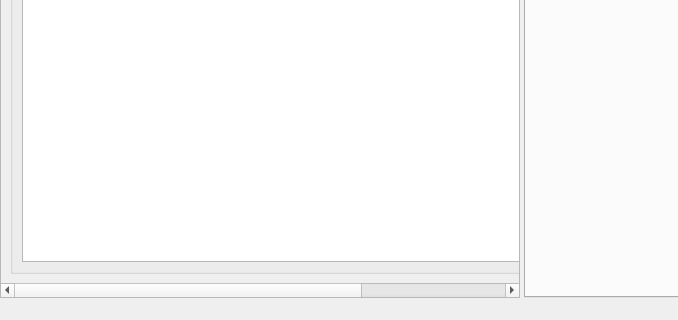
Qt form ui/main_window.ui (Ikumyon/NRClipBuilder) before a commit; both pictures show x 0 to 678 and y 500 to 820 of the 1280 by 820 pixel window.
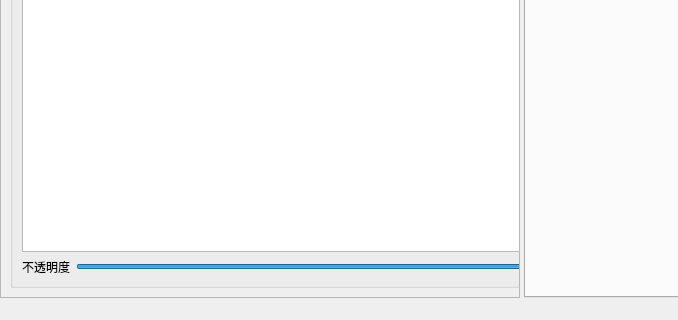
The same form after that commit. The open tabs and pages were chosen to show the change.

Patch:
```diff
--- a/ui/main_window.ui
+++ b/ui/main_window.ui
@@ -35,7 +35,7 @@
       <widget class="QScrollArea" name="leftScrollArea">
        <property name="minimumSize">
         <size>
-         <width>360</width>
+         <width>0</width>
          <height>0</height>
         </size>
        </property>
@@ -45,6 +45,9 @@
          <height>16777215</height>
         </size>
        </property>
+       <property name="horizontalScrollBarPolicy">
+        <enum>Qt::ScrollBarPolicy::ScrollBarAlwaysOff</enum>
+       </property>
        <property name="widgetResizable">
         <bool>true</bool>
        </property>
@@ -53,7 +56,7 @@
          <rect>
           <x>0</x>
           <y>0</y>
-          <width>516</width>
+          <width>685</width>
           <height>762</height>
          </rect>
         </property>
@@ -580,6 +583,49 @@
               </property>
              </widget>
             </item>
+                <item>
+                 <layout class="QHBoxLayout" name="opacity_layout">
+                  <item>
+                   <widget class="QLabel" name="label_opacity">
+                    <property name="text">
+                     <string>不透明度</string>
+                    </property>
+                   </widget>
+                  </item>
+                  <item>
+                   <widget class="QSlider" name="opacity_slider">
+                    <property name="minimum">
+                     <number>0</number>
+                    </property>
+                    <property name="maximum">
+                     <number>100</number>
+                    </property>
+                    <property name="value">
+                     <number>100</number>
+                    </property>
+                    <property name="orientation">
+                     <enum>Qt::Orientation::Horizontal</enum>
+                    </property>
+                   </widget>
+                  </item>
+                  <item>
+                   <widget class="QLabel" name="opacity_val_label">
+                    <property name="minimumSize">
+                     <size>
+                      <width>35</width>
+                      <height>0</height>
+                     </size>
+                    </property>
+                    <property name="text">
+                     <string>100%</string>
+                    </property>
+                    <property name="alignment">
+                     <set>Qt::AlignmentFlag::AlignRight|Qt::AlignmentFlag::AlignTrailing|Qt::AlignmentFlag::AlignVCenter</set>
+                    </property>
+                   </widget>
+                  </item>
+                 </layout>
+                </item>
            </layout>
               </widget>
              </item>
```
Left out of the diff: 14 changed lines with no effect on the pictures. Lines whose indentation alone changed are shown as unchanged.
